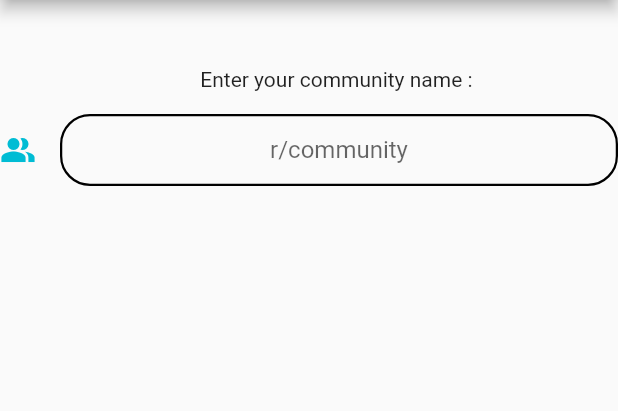
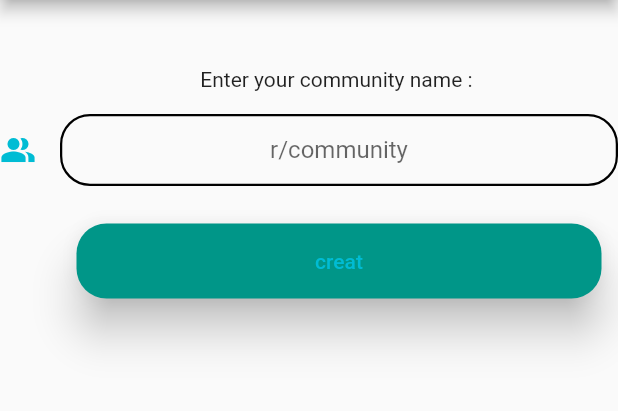
Before and after one commit to Kiarash6k/Reddit583, a Flutter app: the AddCommunity screen opened directly, on a phone screen of 412 x 824 dp, the part 84-495 px from its top. Run offline on Flutter 3.47's test engine with Material 2 defaults, Android fonts, the light colour scheme and no system bars; our stand-ins replace animated_splash_screen, animated_text_kit.

Commit message:
AddCommunity Class(version : 1.2)

```diff
--- a/reddit583/lib/Screens/AddCommunity.dart
+++ b/reddit583/lib/Screens/AddCommunity.dart
@@ -1,4 +1,6 @@
 import 'package:flutter/material.dart';
+
+import '../MainClasses/Community.dart';
 
 class AddCommunity extends StatefulWidget {
   Function addCommunity;
@@ -60,6 +62,37 @@ class _AddCommunityState extends State<AddCommunity> {
                 ),
               )
           ),
+          Container(
+              alignment: Alignment.center,
+              margin: EdgeInsets.only(top: 25.0, left: 40.0),
+              child: MaterialButton(
+                elevation: 12.0,
+                height: 50,
+                minWidth: 350,
+                shape: RoundedRectangleBorder(borderRadius: BorderRadius.all(Radius.circular(20.0))),
+                onPressed: () {
+                  String communityName = communityNameController.text;
+                  FocusScope.of(context).requestFocus(FocusNode());
+                  setState(() {
+                    if(communityName.isEmpty) {
+                      communityNameError = 'you have not named your community yet';
+                    } else {
+                      communityNameError = null;
+                      alarm = SnackBar(content: Text('$communityName created successfully!'));
+                      scaffoldKey.currentState.showSnackBar(alarm);
+                      widget.addCommunity(Community('r/$communityName',
+                          'https://encrypted-tbn0.gstatic.com/images?q=tbn:ANd9GcTJeC4q0PJmgrC4YdjhNFMdc1DxE7TayRRB1Q&usqp=CAU'));
+                      communityNameController.clear();
+                      Navigator.pop(context);
+                    }
+                  });
+                },
+                color: Colors.teal,
+                child: Text('creat',
+                    style: TextStyle(
+                      color: Colors.cyan,
+                    )),
+              )),
         ],
       ),
     );
```
